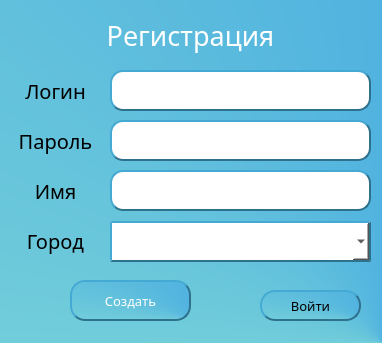
First picture: the form in design/register.ui, repository Animila/PyWeather, before the edit.
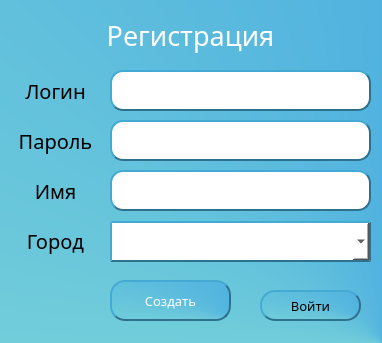
Second picture: the form after the edit. Icons and pictures are not drawn.

What changed in the file:
```diff
--- a/design/register.ui
+++ b/design/register.ui
@@ -110,7 +110,7 @@
    <widget class="QPushButton" name="btnCreate">
     <property name="geometry">
      <rect>
-      <x>70</x>
+      <x>110</x>
       <y>280</y>
       <width>121</width>
       <height>41</height>
```
Left out of the diff: 28 changed lines with no effect on the pictures.
